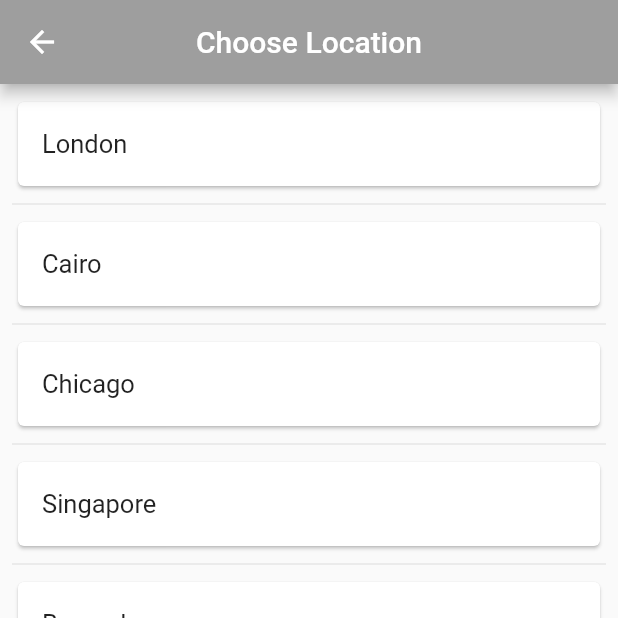
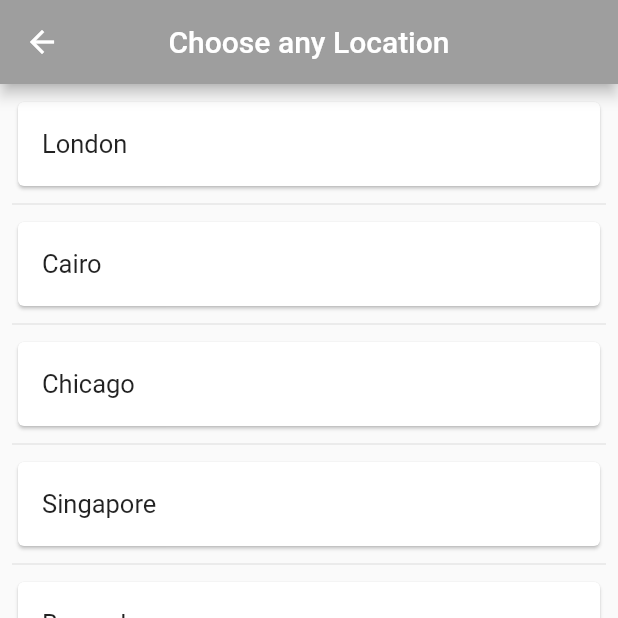
Before and after one commit to Fiston-pro/WorldTimeApp, a Flutter app: the Locations screen opened by its route, on a phone screen of 412 x 824 dp, the top half of it. Run offline on Flutter 3.47's test engine with Material 2 defaults, Android fonts, the phone set to English and light mode, and no system bars; our stand-ins replace flutter_spinkit; network calls fail; statements that could not run were skipped.

Commit message:
Update Locations.dart

```diff
--- a/lib/pages/Locations.dart
+++ b/lib/pages/Locations.dart
@@ -29,7 +29,7 @@ class _LocationsState extends State<Locations> {
   Widget build(BuildContext context) {
     return Scaffold(
       appBar: AppBar(backgroundColor: Colors.grey,centerTitle: true,
-        title: Text('Choose Location'),
+        title: Text('Choose any Location'),
       ),
       body:SafeArea(
           child: ListView.separated(
```
